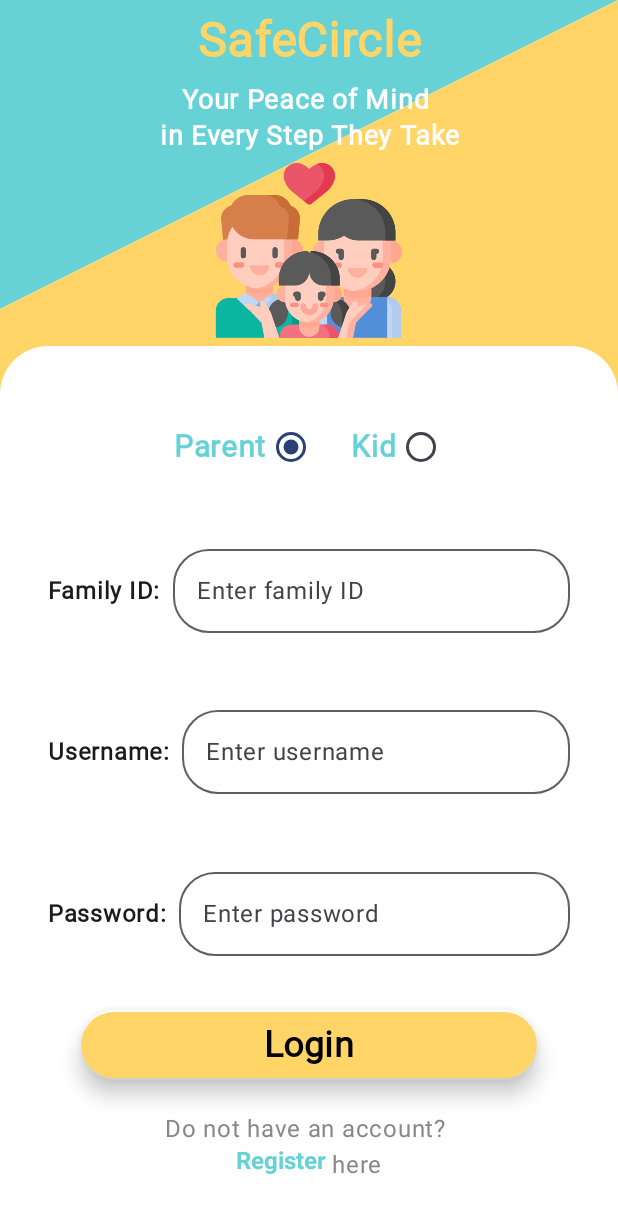
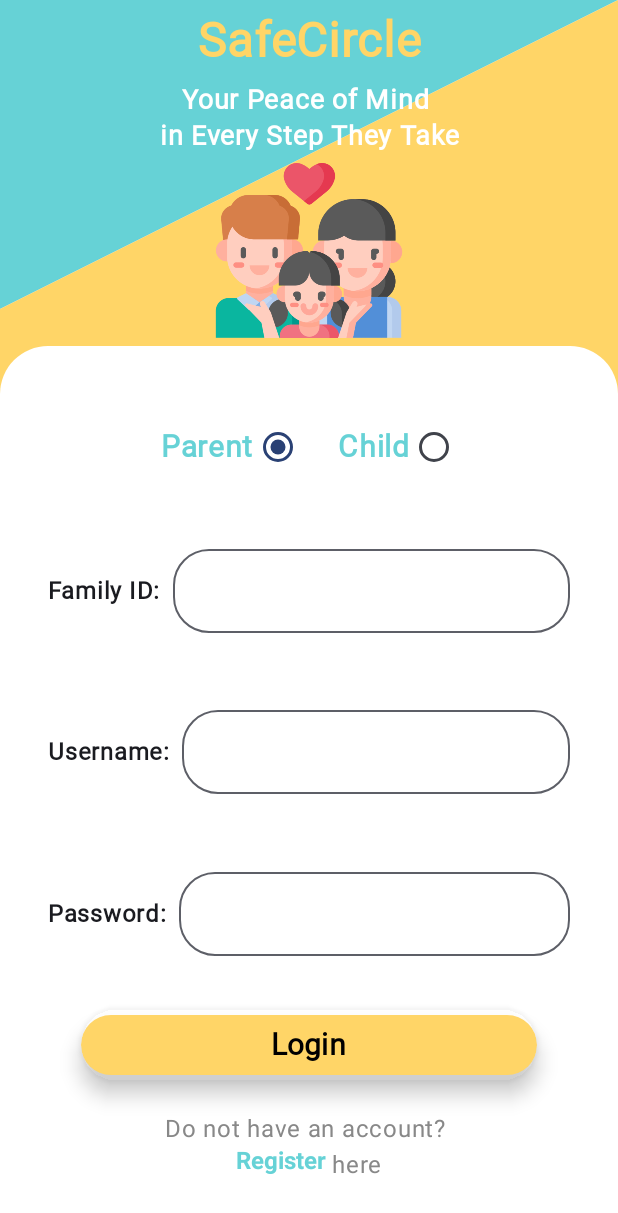
Before and after one commit to YSPlop/COMP90018_Ass2, an Android app built with Jetpack Compose: the LoginScreen screen opened through its navigation route, on a phone screen of 412 x 824 dp. Shown: the top 1213 px of the screen. Run offline under Robolectric (Android 15) with nearby library versions, the phone set to English and light mode, and no system bars; our stand-ins replace Firebase (no records; nobody signed in at launch, a user with empty details on screens opened directly); Roboto replaces fonts that are not available here.

Commit message:
bugfix: UI fix and android back button fix
-Changed Kid to child on login page
-Removed placeholder text for registration and login
-Changed fontsize of register and Login button to 20
-Added logic to clear NavGraph when register, login and log out actions are successful
-Changed active and disabled colour of parent and child buttons in settings of parent to make UI more intuitive

```diff
--- a/app/src/main/java/com/example/safecircle/ui/screen/LoginScreen.kt
+++ b/app/src/main/java/com/example/safecircle/ui/screen/LoginScreen.kt
@@ -39,6 +39,7 @@ import androidx.compose.ui.unit.sp
 import androidx.navigation.NavHostController
 import com.example.safecircle.ChildMap
 import com.example.safecircle.Dashboard
+import com.example.safecircle.Login
 import com.example.safecircle.database.FamilyDatabase
 import com.example.safecircle.Register
 import com.example.safecircle.ui.theme.CyanSecondary
@@ -95,7 +96,7 @@ fun LoginScreen(navController: NavHostController, viewModel: LoginViewModel) {
                         modifier = Modifier.size(32.dp) // Setting a specific size for the radio button
                     )
                     Spacer(modifier = Modifier.width(24.dp))
-                    Text(text = "Kid", fontSize = 20.sp, fontWeight = FontWeight.Bold, color = CyanSecondary, fontFamily = PlaypenSansBold) // Increased font size for consistency
+                    Text(text = "Child", fontSize = 20.sp, fontWeight = FontWeight.Bold, color = CyanSecondary, fontFamily = PlaypenSansBold) // Increased font size for consistency
                     RadioButton(
                         selected = loginType == "kid",
                         onClick = { loginType = "kid" },
@@ -113,7 +114,7 @@ fun LoginScreen(navController: NavHostController, viewModel: LoginViewModel) {
                         OutlinedTextField(
                             value = familyID,
                             onValueChange = { familyID = it },
-                            placeholder = { Text("Enter family ID") },
+//                            placeholder = { Text("Enter family ID") },
                             modifier = Modifier.fillMaxWidth(),
                             shape = RoundedCornerShape(24.dp),
                             singleLine = true
@@ -129,7 +130,7 @@ fun LoginScreen(navController: NavHostController, viewModel: LoginViewModel) {
                         OutlinedTextField(
                             value = username,
                             onValueChange = { username = it },
-                            placeholder = { Text("Enter username") },
+//                            placeholder = { Text("Enter username") },
                             modifier = Modifier.fillMaxWidth(),
                             shape = RoundedCornerShape(24.dp),
                             singleLine = true
@@ -146,7 +147,7 @@ fun LoginScreen(navController: NavHostController, viewModel: LoginViewModel) {
                         OutlinedTextField(
                             value = password,
                             onValueChange = { password = it },
-                            placeholder = { Text("Enter password") },
+//                            placeholder = { Text("Enter password") },
                             visualTransformation = PasswordVisualTransformation(),
                             modifier = Modifier.fillMaxWidth(),
                             shape = RoundedCornerShape(24.dp),
@@ -164,7 +165,7 @@ fun LoginScreen(navController: NavHostController, viewModel: LoginViewModel) {
                         OutlinedTextField(
                             value = familyID,
                             onValueChange = { familyID = it },
-                            placeholder = { Text("Enter family ID") },
+//                            placeholder = { Text("Enter family ID") },
                             modifier = Modifier.fillMaxWidth(),
                             shape = RoundedCornerShape(24.dp),
                             singleLine = true
@@ -181,7 +182,7 @@ fun LoginScreen(navController: NavHostController, viewModel: LoginViewModel) {
                         OutlinedTextField(
                             value = code,
                             onValueChange = { code = it },
-                            placeholder = { Text("Enter code") },
+//                            placeholder = { Text("Enter code") },
                             modifier = Modifier.fillMaxWidth(),
                             shape = RoundedCornerShape(24.dp),
                             singleLine = true
@@ -208,7 +209,9 @@ fun LoginScreen(navController: NavHostController, viewModel: LoginViewModel) {
                                         if (successfulLogin) {
                                             Log.i("test", "Parent login")
 
-                                            navController.navigate(Dashboard.route)
+                                            navController.navigate(Dashboard.route){
+                                                popUpTo(navController.graph.startDestinationRoute!!) { inclusive = true }
+                                            }
                                         } else {
                                             errorMessage = message.toString()
                                             showErrorDialog = true
@@ -217,7 +220,9 @@ fun LoginScreen(navController: NavHostController, viewModel: LoginViewModel) {
                                 } else if (loginType == "kid") {
                                     viewModel.loginAsKid(familyID, code) { successfulLogin, message ->
                                         if (successfulLogin) {
-                                            navController.navigate(ChildMap.route)
+                                            navController.navigate(ChildMap.route){
+                                                popUpTo(navController.graph.startDestinationRoute!!) { inclusive = true }
+                                            }
                                         } else {
                                             errorMessage = message.toString()
                                             showErrorDialog = true
@@ -238,7 +243,7 @@ fun LoginScreen(navController: NavHostController, viewModel: LoginViewModel) {
                         contentColor = Color.Black
                     )
                 ) {
-                    Text(text = "Login", fontSize = 24.sp, fontWeight = FontWeight.Bold, fontFamily = PlaypenSansBold)
+                    Text(text = "Login", fontSize = 20.sp, fontWeight = FontWeight.Bold, fontFamily = PlaypenSansBold)
                 }
                 // Text to display the register as an option
                 RegisterText(navController);
--- a/app/src/main/java/com/example/safecircle/ui/screen/RegisterScreen.kt
+++ b/app/src/main/java/com/example/safecircle/ui/screen/RegisterScreen.kt
@@ -47,6 +47,7 @@ import com.example.safecircle.database.FamilyDatabase
 import com.example.safecircle.Landing
 import com.example.safecircle.Login
 import com.example.safecircle.R
+import com.example.safecircle.Register
 import com.example.safecircle.viewmodel.RegisterViewModel
 import com.example.safecircle.ui.theme.CyanSecondary
 import com.example.safecircle.ui.theme.PlaypenSansBold
@@ -99,7 +100,7 @@ fun RegisterScreen(navController: NavHostController, viewModel: RegisterViewMode
                     OutlinedTextField(
                         value = familyID,
                         onValueChange = { familyID = it },
-                        placeholder = { Text("Enter family ID") },
+//                        placeholder = { Text("Enter family ID") },
                         modifier = Modifier.fillMaxWidth(),
                         shape = RoundedCornerShape(24.dp),
                         singleLine = true
@@ -115,7 +116,7 @@ fun RegisterScreen(navController: NavHostController, viewModel: RegisterViewMode
                     OutlinedTextField(
                         value = username,
                         onValueChange = { username = it },
-                        placeholder = { Text("Enter username") },
+//                        placeholder = { Text("Enter username") },
                         modifier = Modifier.fillMaxWidth(),
                         shape = RoundedCornerShape(24.dp),
                         singleLine = true
@@ -132,7 +133,7 @@ fun RegisterScreen(navController: NavHostController, viewModel: RegisterViewMode
                     OutlinedTextField(
                         value = password,
                         onValueChange = { password = it },
-                        placeholder = { Text("Enter password") },
+//                        placeholder = { Text("Enter password") },
                         visualTransformation = PasswordVisualTransformation(),
                         modifier = Modifier.fillMaxWidth(),
                         shape = RoundedCornerShape(24.dp),
@@ -151,7 +152,9 @@ fun RegisterScreen(navController: NavHostController, viewModel: RegisterViewMode
                                 showDialog = true
                             } else {
                                 viewModel.register(familyID, username, password)
-                                navController.navigate(Landing.route);
+                                navController.navigate(Landing.route){
+                                    popUpTo(navController.graph.startDestinationRoute!!) { inclusive = true }
+                                }
                             }
                         }
                     },
@@ -163,7 +166,7 @@ fun RegisterScreen(navController: NavHostController, viewModel: RegisterViewMode
                         contentColor = Color.Black
                     )
                 ) {
-                    Text(text = "Register", fontSize = 24.sp, fontWeight = FontWeight.Bold, fontFamily = PlaypenSansBold)
+                    Text(text = "Register", fontSize = 20.sp, fontWeight = FontWeight.Bold, fontFamily = PlaypenSansBold)
                 }
 
                 // Text to display the login as a option
```
Also changed, not shown: app/src/main/java/com/example/safecircle/ui/screen/SettingsScreen.kt (+13 -6 lines).
